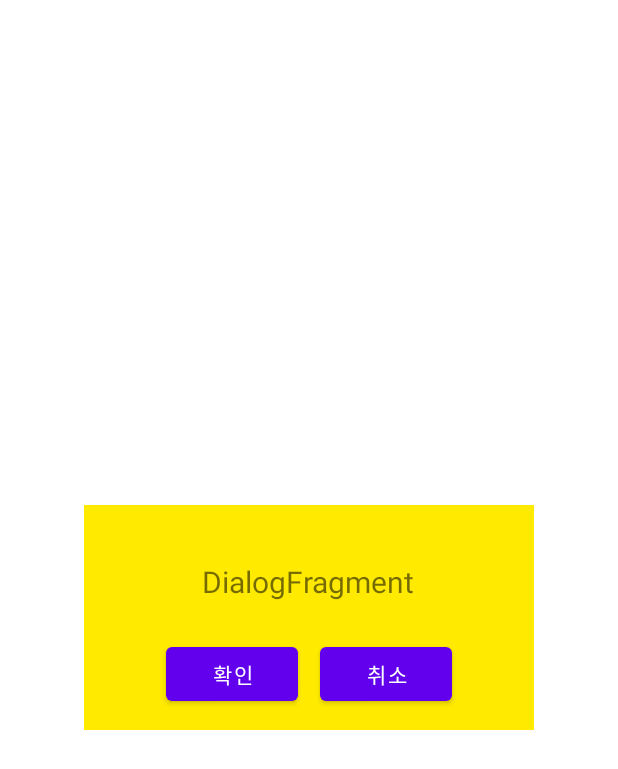
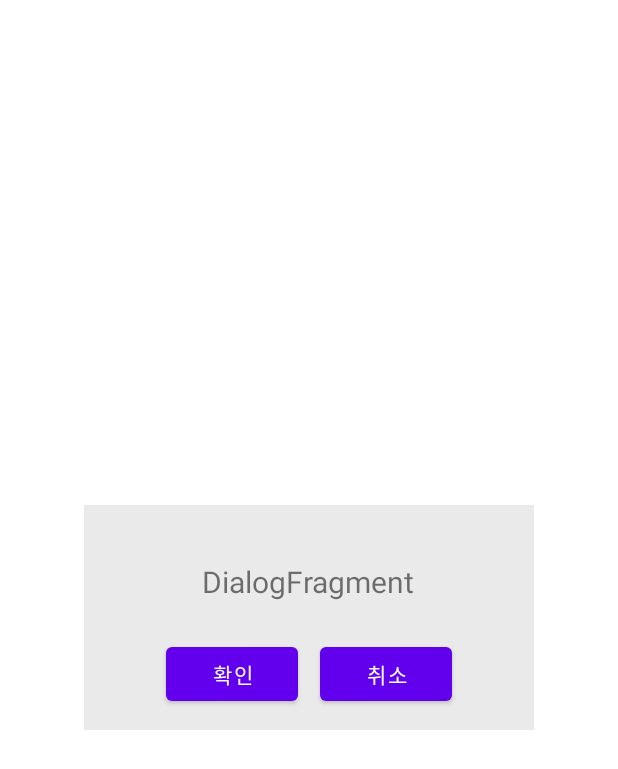
Before and after one commit to AIMA0719/terminal, an Android app: the layout fragment_dialog.xml on its own in the app's theme, with its tools: preview values and no code run, on a phone screen of 412 x 824 dp. Shown: the top 769 px of the screen. Run offline under Robolectric (Android 15) with nearby library versions, the phone set to English and light mode, and no system bars; network calls fail.

Commit message:
0920/1600

```diff
--- a/app/src/main/java/com/example/ex/Bluetooth/MyDialogFragment.java
+++ b/app/src/main/java/com/example/ex/Bluetooth/MyDialogFragment.java
@@ -84,7 +84,7 @@ public class MyDialogFragment extends DialogFragment {
             String bluetooth_name = getArguments().getString("이름");
             String[] slicing_name = bluetooth_name.split("\n");
 
-            name.setText(slicing_name[0] + "과 연결 하시겠습니까?");
+            name.setText(slicing_name[0] +"\n"+ "기기와 연결 하시겠습니까?");
         }
 
 
--- a/app/src/main/java/com/example/ex/MainActivity/MainActivity.java
+++ b/app/src/main/java/com/example/ex/MainActivity/MainActivity.java
@@ -185,6 +185,7 @@ public class MainActivity extends AppCompatActivity {
                     if (readmessage.contains(">")) {
                         Log.d(TAG, "Response 메세지 전달 받음");
                         String[] slicing_data = readmessage.split(">");
+                        Log.d(TAG, "Response 메세지 : " + slicing_data[0]);
 
                         try {
                             mTextFileManager.save(slicing_data[0] + "::"); // File에 add , :: 는 구분 용
@@ -203,7 +204,6 @@ public class MainActivity extends AppCompatActivity {
                             Log.d(TAG, "AT Commands setting중");
                         }
                         else {
-                            Log.d(TAG, "Response 메세지 : " + slicing_data[0]);
                                 MainData data1 = new MainData();
                                 data1.setText(slicing_data[0]);
                                 database.mainDao().insert(data1);
@@ -324,6 +324,7 @@ public class MainActivity extends AppCompatActivity {
     @Override
     public void onDestroy(){
         super.onDestroy();
+        mConnectedThread.write("ATZ"+"\r");
         if( mConnectedThread.isAlive()){
             mConnectedThread.interrupt();
             try {
--- a/app/src/main/res/layout/fragment_dialog.xml
+++ b/app/src/main/res/layout/fragment_dialog.xml
@@ -5,7 +5,7 @@
     android:layout_height="150dp"
     android:orientation="vertical"
     android:gravity="center"
-    android:background="#FFEA00"
+    android:background="#EAEAEA"
     android:layout_gravity="center">
     <LinearLayout
         android:layout_width="300dp"
```
